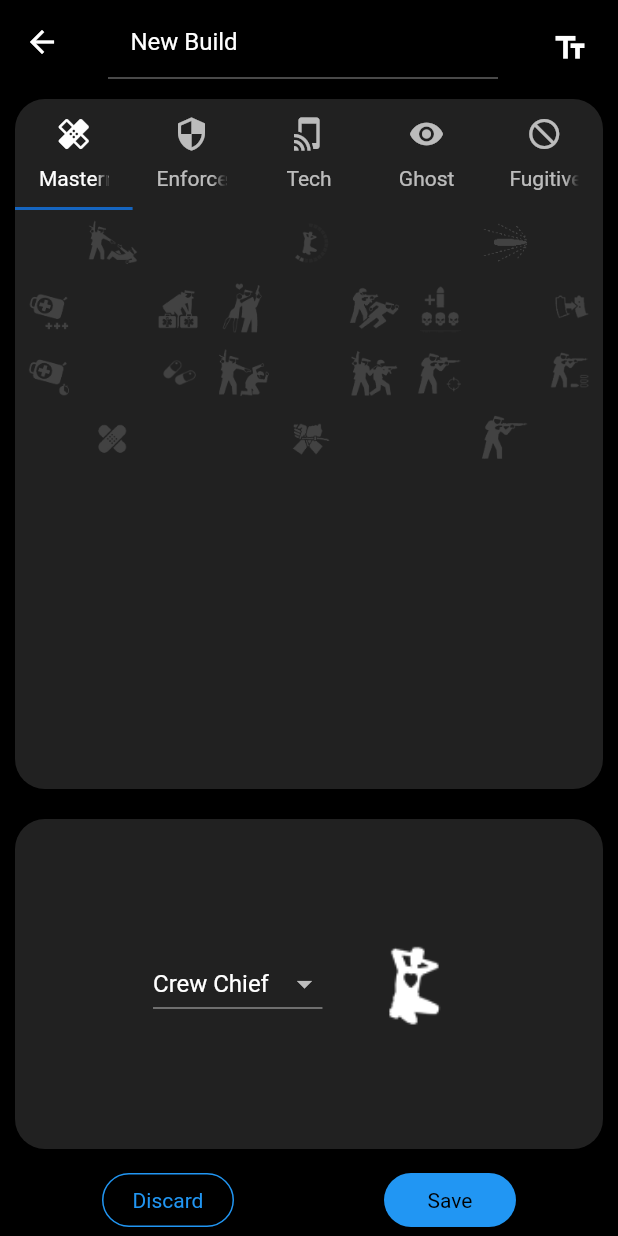
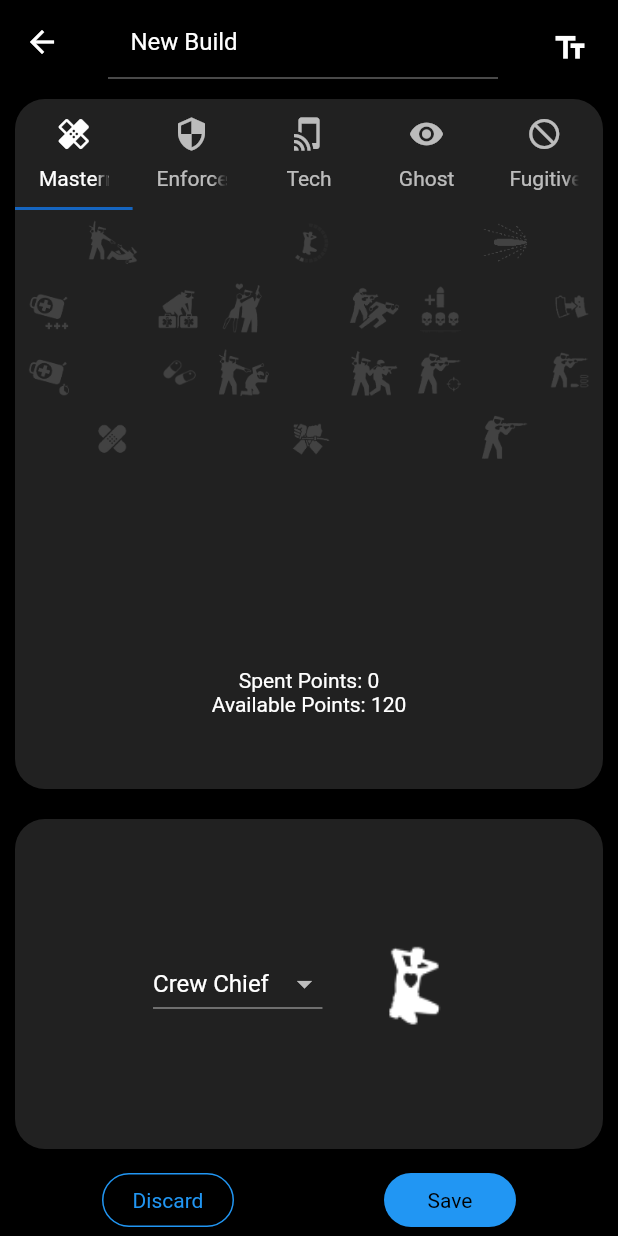
Before and after one commit to ElforL/Payday2-builds-app, a Flutter app: the screen it shows after launch, after a tap on "New Build", on a phone screen of 412 x 824 dp. Run offline on Flutter 3.47's test engine with Material 2 defaults, Android fonts, the phone set to English and light mode, and no system bars.

Commit message:
28/7/2020 - export string now compatible with pd2skills.com - added points counters to build pages - added perkdeck icon to homepage cards
fixes
- fixed keyboard overflow
- fixed button colors

```diff
--- a/lib/main.dart
+++ b/lib/main.dart
@@ -13,7 +13,7 @@ void main(){
 
 class MyApp extends StatelessWidget {
 
-  static List<Build> myBuilds = new List<Build>();
+  static List<Build> buildsList = new List<Build>();
 
   @override
   Widget build(BuildContext context) {
@@ -37,7 +37,7 @@ class MyApp extends StatelessWidget {
         accentColor: Colors.blue[800],
         fontFamily: 'Roboto',
       ),
-      home: HomePage(myBuilds)
+      home: HomePage(buildsList)
 
     );
   }
--- a/lib/screens/BuildsSceens/BuildEdit.dart
+++ b/lib/screens/BuildsSceens/BuildEdit.dart
@@ -44,6 +44,7 @@ class _BuildEditPageState extends State<BuildEditPage> {
   Widget build(BuildContext context) {
 
     return Scaffold(
+      resizeToAvoidBottomInset: false,
       //////////////////////////// AppBar ////////////////////////////
       appBar: AppBar(
         title: titleTF,
@@ -68,8 +69,13 @@ class _BuildEditPageState extends State<BuildEditPage> {
             flex: 2,
             child: SkillsCard(curntBuild: curntBuild)
           ),
+
           //////////////////////////// Perk Deck ////////////////////////////
-          Expanded(child: PerkDeckCard(curntBuild,true)),
+          Expanded(
+            child: PerkDeckCard(curntBuild,true),
+          ),
+
+
           //////////////////////////// Save Buttons ////////////////////////////
           Row(
             mainAxisAlignment: MainAxisAlignment.center,
--- a/lib/screens/BuildsSceens/BuildPreview.dart
+++ b/lib/screens/BuildsSceens/BuildPreview.dart
@@ -37,7 +37,7 @@ class _BuildPreviewPageState extends State<BuildPreviewPage> {
       body: Column(
         children: <Widget>[
 
-          //////////////////////////// Perk Deck ////////////////////////////
+          //////////////////////////// Skills Card ////////////////////////////
           Expanded(
             flex: 2,
             child: SkillsCard(curntBuild:widget.curntBuild, editable: false),
@@ -165,7 +165,6 @@ class _BuildPreviewPageState extends State<BuildPreviewPage> {
       ),
       color: Colors.red,
       child: Text("Delete",style: TextStyle(fontWeight: FontWeight.bold),),
-      textColor: Colors.grey[900],
       onPressed:  () {
         Navigator.pop(context);
         widget.buildsList.remove(widget.curntBuild);
--- a/lib/screens/BuildsSceens/Components/SkillTree.dart
+++ b/lib/screens/BuildsSceens/Components/SkillTree.dart
@@ -1,15 +1,17 @@
 import 'dart:ui';
 
 import 'package:flutter/material.dart';
+import 'package:pd2_builds/screens/BuildsSceens/Components/SkillsCard.dart';
 import 'package:pd2_builds/skills/Build.dart';
 
 class SkillTree extends StatefulWidget {
 
+  SkillsCardState parent;
   int treeNum;
   Build curntBuild;
   bool editable;
 
-  SkillTree(this.treeNum, this.curntBuild, this.editable);
+  SkillTree(this.treeNum, this.curntBuild, this.editable, this.parent);
 
   @override
   _SkillTreeState createState() => _SkillTreeState(treeNum, curntBuild, editable);
@@ -37,28 +39,28 @@ class _SkillTreeState extends State<SkillTree> {
                   TableRow(
                     children: [
                       Container(),
-                      SkillBtn([treeNum,1,6],curntBuild,editable),
+                      SkillBtn([treeNum,1,6],curntBuild,editable, widget.parent),
                       Container()
                     ]
                   ),
                   TableRow(
                     children: [
-                      SkillBtn([treeNum,1,4],curntBuild,editable),
+                      SkillBtn([treeNum,1,4],curntBuild,editable, widget.parent),
                       Container(),
-                      SkillBtn([treeNum,1,5],curntBuild,editable)
+                      SkillBtn([treeNum,1,5],curntBuild,editable, widget.parent)
                     ]
                   ),
                   TableRow(
                     children: [
-                      SkillBtn([treeNum,1,2],curntBuild,editable),
+                      SkillBtn([treeNum,1,2],curntBuild,editable, widget.parent),
                       Container(),
-                      SkillBtn([treeNum,1,3],curntBuild,editable)
+                      SkillBtn([treeNum,1,3],curntBuild,editable, widget.parent)
                     ]
                   ),
                   TableRow(
                     children: [
                       Container(),
-                      SkillBtn([treeNum,1,1],curntBuild,editable),
+                      SkillBtn([treeNum,1,1],curntBuild,editable, widget.parent),
                       Container()
                     ]
                   ),
@@ -72,28 +74,28 @@ class _SkillTreeState extends State<SkillTree> {
                   TableRow(
                     children: [
                       Container(),
-                      SkillBtn([treeNum,2,6],curntBuild,editable),
+                      SkillBtn([treeNum,2,6],curntBuild,editable, widget.parent),
                       Container()
                     ]
                   ),
                   TableRow(
                     children: [
-                      SkillBtn([treeNum,2,4],curntBuild,editable),
+                      SkillBtn([treeNum,2,4],curntBuild,editable, widget.parent),
                       Container(),
-                      SkillBtn([treeNum,2,5],curntBuild,editable)
+                      SkillBtn([treeNum,2,5],curntBuild,editable, widget.parent)
                     ]
                   ),
                   TableRow(
                     children: [
-                      SkillBtn([treeNum,2,2],curntBuild,editable),
+                      SkillBtn([treeNum,2,2],curntBuild,editable, widget.parent),
                       Container(),
-                      SkillBtn([treeNum,2,3],curntBuild,editable)
+                      SkillBtn([treeNum,2,3],curntBuild,editable, widget.parent)
                     ]
                   ),
                   TableRow(
                     children: [
                       Container(),
-                      SkillBtn([treeNum,2,1],curntBuild,editable),
+                      SkillBtn([treeNum,2,1],curntBuild,editable, widget.parent),
                       Container(),
                     ]
                   ),
@@ -107,28 +109,28 @@ class _SkillTreeState extends State<SkillTree> {
                   TableRow(
                     children: [
                       Container(),
-                      SkillBtn([treeNum,3,6],curntBuild,editable),
+                      SkillBtn([treeNum,3,6],curntBuild,editable, widget.parent),
                       Container()
                     ]
                   ),
                   TableRow(
                     children: [
-                      SkillBtn([treeNum,3,4],curntBuild,editable),
+                      SkillBtn([treeNum,3,4],curntBuild,editable, widget.parent),
                       Container(),
-                      SkillBtn([treeNum,3,5],curntBuild,editable)
+                      SkillBtn([treeNum,3,5],curntBuild,editable, widget.parent)
                     ]
                   ),
                   TableRow(
                     children: [
-                      SkillBtn([treeNum,3,2],curntBuild,editable),
+                      SkillBtn([treeNum,3,2],curntBuild,editable, widget.parent),
                       Container(),
-                      SkillBtn([treeNum,3,3],curntBuild,editable)
+                      SkillBtn([treeNum,3,3],curntBuild,editable, widget.parent)
                     ]
                   ),
                   TableRow(
                     children: [
                       Container(),
-                      SkillBtn([treeNum,3,1],curntBuild,editable),
+                      SkillBtn([treeNum,3,1],curntBuild,editable, widget.parent),
                       Container()
                     ]
                   ),
@@ -137,18 +139,19 @@ class _SkillTreeState extends State<SkillTree> {
             )
 
           ],
-        )
+        ),
       ] //Coulmn children
     );
   }
 }
 
 class SkillBtn extends StatefulWidget {
+  SkillsCardState skillcardstate;
   bool editable;
   List<int> location;
   Build curntBuild;
 
-  SkillBtn(List<int> location, Build curntBuild, this.editable){
+  SkillBtn(List<int> location, Build curntBuild, this.editable, this.skillcardstate){
     this.location = location;
     this.curntBuild = curntBuild;
   }
@@ -214,7 +217,7 @@ class _SkillBtnState extends State<SkillBtn> {
                       color: Colors.blue[800]);
             }
           });
-
+          widget.skillcardstate.setState(() { });
         }:null, //if the card is not editable it'll return null
         onLongPress: editable? (){
           setState(() {
@@ -232,6 +235,7 @@ class _SkillBtnState extends State<SkillBtn> {
                       color: Colors.blue[800]);
             }
           });
+          widget.skillcardstate.setState(() { });
         }: null, //if the card is not editable it'll return null
       ),
 
--- a/lib/screens/BuildsSceens/Components/SkillsCard.dart
+++ b/lib/screens/BuildsSceens/Components/SkillsCard.dart
@@ -18,10 +18,10 @@ class SkillsCard extends StatefulWidget {
   SkillsCard.preview(Build curntBuild): this.curntBuild = curntBuild, editable = false;
 
   @override
-  _SkillsCardState createState() => _SkillsCardState();
+  SkillsCardState createState() => SkillsCardState();
 }
 
-class _SkillsCardState extends State<SkillsCard> {
+class SkillsCardState extends State<SkillsCard> {
   @override
   Widget build(BuildContext context) {
     return Container(
@@ -35,6 +35,7 @@ class _SkillsCardState extends State<SkillsCard> {
           ),
           child: Column(
             children: <Widget>[
+              ///////////////////////////// TabBar /////////////////////////////
               TabBar(tabs: [
                 Tab(text: "Mastermind", icon: Icon(Icons.healing)),
                 Tab(text: "Enforcer",   icon: Icon(Icons.security)),
@@ -43,17 +44,38 @@ class _SkillsCardState extends State<SkillsCard> {
                 Tab(text: "Fugitive",   icon: Icon(Icons.not_interested)),
                 ]
               ),
+              ///////////////////////////// Trees /////////////////////////////
               Expanded(
+                flex: 2,
                 child: TabBarView(
                   children: [
-                    SkillTree(1,widget.curntBuild,widget.editable),
-                    SkillTree(2,widget.curntBuild,widget.editable),
-                    SkillTree(3,widget.curntBuild,widget.editable),
-                    SkillTree(4,widget.curntBuild,widget.editable),
-                    SkillTree(5,widget.curntBuild,widget.editable),
+                    SkillTree(1, widget.curntBuild, widget.editable, this),
+                    SkillTree(2, widget.curntBuild, widget.editable, this),
+                    SkillTree(3, widget.curntBuild, widget.editable, this),
+                    SkillTree(4, widget.curntBuild, widget.editable, this),
+                    SkillTree(5, widget.curntBuild, widget.editable, this),
                 ],
                 )
-              )
+              ),
+              ///////////////////////////// Points /////////////////////////////
+              /* (widget.editable)? */Expanded(
+                child: Container(
+                  alignment: Alignment.center,
+                  margin: EdgeInsets.all(10),
+                  padding: EdgeInsets.all(10),
+                  decoration: BoxDecoration(
+                    color: Colors.grey[900],
+                    borderRadius: BorderRadius.circular(20)
+                  ),
+                  child: Column(
+                    mainAxisAlignment: MainAxisAlignment.center,
+                    children: <Widget>[
+                      Text("Spent Points: ${widget.curntBuild.getSpentPnts()}"),
+                      Text("Available Points: ${widget.curntBuild.getAvailablePnts()}"),
+                    ],
+                  ),
+                ),
+              )/* :SizedBox() */
             ],
           )
         )
--- a/lib/screens/HomeScreen/HomePage.dart
+++ b/lib/screens/HomeScreen/HomePage.dart
@@ -1,35 +1,36 @@
 import 'package:flutter/material.dart';
 import 'package:pd2_builds/screens/BuildsSceens/BuildEdit.dart';
 import 'package:pd2_builds/screens/BuildsSceens/BuildPreview.dart';
+import 'package:pd2_builds/screens/BuildsSceens/Components/Icons.dart';
 import 'package:pd2_builds/skills/Build.dart';
 
 class HomePage extends StatefulWidget{
 
-  List<Build> myBuilds;
+  List<Build> buildList;
 
-  HomePage(List<Build> myBuilds){
-    this.myBuilds = myBuilds;
+  HomePage(List<Build> buildList){
+    this.buildList = buildList;
   }
 
   @override
-  _HomePageState createState() => _HomePageState(myBuilds);
+  _HomePageState createState() => _HomePageState(buildList);
 }
 
 class _HomePageState extends State<HomePage> {
 
-  List<Build> myBuilds;
+  List<Build> buildList;
   List<Build> filteredBuilds = new List();
   String filter;
 
-  _HomePageState(List<Build> myBuilds){
-    this.myBuilds = myBuilds;
-    filteredBuilds = myBuilds;
+  _HomePageState(List<Build> buildList){
+    this.buildList = buildList;
+    filteredBuilds = buildList;
     filter = "";
   }
 
   @override
   Widget build(BuildContext context) {
-    filteredBuilds = myBuilds.where((u) => (u.getTitle().toLowerCase().contains(filter.toLowerCase()))).toList();
+    filteredBuilds = buildList.where((u) => (u.getTitle().toLowerCase().contains(filter.toLowerCase()))).toList();
     return Scaffold(
       appBar: AppBar(
         title: Text('Your Builds',style: TextStyle(fontSize: 25,fontWeight: FontWeight.bold)),
@@ -55,7 +56,7 @@ class _HomePageState extends State<HomePage> {
           ),
 
           //Cards
-          myBuilds.length > 0 ?
+          buildList.length > 0 ?
           Expanded(
             child: ListView.builder(
               padding: EdgeInsets.all(15),
@@ -92,7 +93,7 @@ class _HomePageState extends State<HomePage> {
         onPressed: () async {
           await Navigator.push(
             context,
-            MaterialPageRoute(builder: (context) => BuildEditPage(new Build("New Build"),myBuilds)),
+            MaterialPageRoute(builder: (context) => BuildEditPage(new Build("New Build"),buildList)),
           );
           setState(() {
 
@@ -107,16 +108,45 @@ class _HomePageState extends State<HomePage> {
       bottom: false,
       child: Material(
         color: Colors.grey[900],
-        borderRadius: BorderRadius.circular(15),
+        borderRadius: BorderRadius.circular(10),
         child: InkWell(
-          borderRadius: BorderRadius.circular(15),
+          borderRadius: BorderRadius.circular(10),
           child: Container(
             child: Padding(
               padding: EdgeInsets.only(right:15, left: 15, top:20, bottom: 20),
               child: Row(
                 children: <Widget>[
 
-                  Text(filteredBuilds[index].getTitle()),
+                  Container(
+                    // color: Colors.red,
+                    height: 35,
+                    child: ClipRect(
+                      child: FittedBox(
+                        child: Align(
+                          alignment: Alignment(
+                            //x
+                            (PdIcons.perksLocations[PdIcons.perksNames.indexOf(filteredBuilds[index].getPerk())][0]*(2/7))-1,
+                            //y
+                            (PdIcons.perksLocations[PdIcons.perksNames.indexOf(filteredBuilds[index].getPerk())][1]*(2/7))-1
+                          ),
+                          heightFactor: .125,
+                          widthFactor: .125,
+                          child: Image.asset(
+                            "assets/images/perkdecks/icons_atlas.png"
+                          ),
+                        ),
+                      ),
+                    ),
+                  ),
+
+                  SizedBox(width: 20),
+
+                  Text(
+                    filteredBuilds[index].getTitle(),
+                    style: TextStyle(
+                      fontSize: 20,
+                    ),
+                  ),
                 ],
               )
             ),
@@ -124,7 +154,7 @@ class _HomePageState extends State<HomePage> {
           onTap: () async{
             await Navigator.push(
               context,
-              MaterialPageRoute(builder: (context) => BuildPreviewPage(myBuilds, myBuilds[index])),
+              MaterialPageRoute(builder: (context) => BuildPreviewPage(buildList, buildList[index])),
             );
             setState(() {
 
```
Also changed, not shown: assets/images/perkdecks/icons_indecies.txt (deleted, +0 -12 lines), lib/skills/Build.dart (+73 -1 lines), assets/images/logo.png (deleted), 1 other file.
